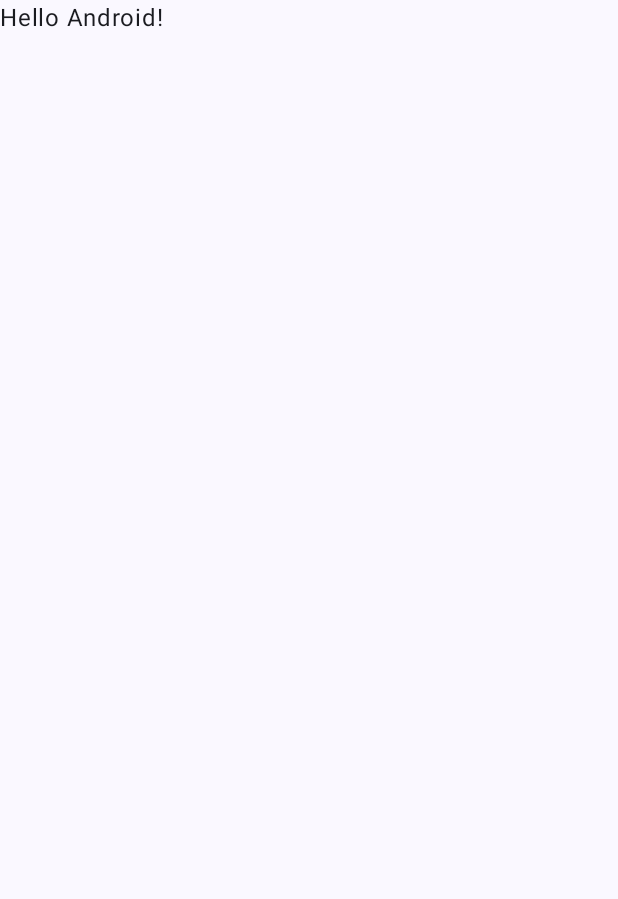
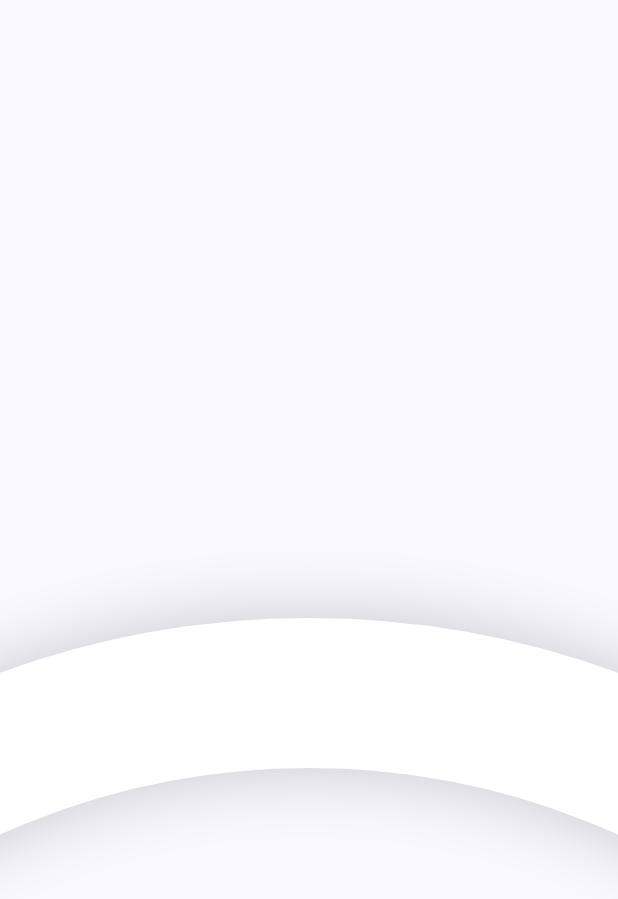
Before and after one commit to devAseemSharma/CanvasComposeMaster, an Android app built with Jetpack Compose: the screen it shows after launch (MainActivity), on a phone screen of 412 x 824 dp. Before the commit the part shown is almost empty. Shown: the top 899 px of the screen. Run offline under Robolectric (Android 15) with nearby library versions, the phone set to English and light mode, and no system bars.

Commit message:
Create scale canvas base layout

```diff
--- a/app/src/main/java/com/androidace/canvascomposemaster/MainActivity.kt
+++ b/app/src/main/java/com/androidace/canvascomposemaster/MainActivity.kt
@@ -4,14 +4,18 @@ import android.os.Bundle
 import androidx.activity.ComponentActivity
 import androidx.activity.compose.setContent
 import androidx.activity.enableEdgeToEdge
+import androidx.compose.foundation.layout.Box
 import androidx.compose.foundation.layout.fillMaxSize
+import androidx.compose.foundation.layout.fillMaxWidth
 import androidx.compose.foundation.layout.padding
 import androidx.compose.material3.Scaffold
 import androidx.compose.material3.Text
 import androidx.compose.runtime.Composable
+import androidx.compose.ui.Alignment
 import androidx.compose.ui.Modifier
 import androidx.compose.ui.tooling.preview.Preview
 import com.androidace.canvascomposemaster.ui.theme.CanvasComposeMasterTheme
+import com.androidace.canvascomposemaster.weightpicker.Scale
 
 class MainActivity : ComponentActivity() {
     override fun onCreate(savedInstanceState: Bundle?) {
@@ -20,10 +24,12 @@ class MainActivity : ComponentActivity() {
         setContent {
             CanvasComposeMasterTheme {
                 Scaffold(modifier = Modifier.fillMaxSize()) { innerPadding ->
-                    Greeting(
-                        name = "Android",
-                        modifier = Modifier.padding(innerPadding)
-                    )
+                    Box(modifier = Modifier.fillMaxSize()) {
+                        Scale(
+                            modifier = Modifier.fillMaxWidth()
+                                .align(Alignment.Center)
+                        ) {  }
+                    }
                 }
             }
         }
--- a/app/src/main/java/com/androidace/canvascomposemaster/weightpicker/Scale.kt
+++ b/app/src/main/java/com/androidace/canvascomposemaster/weightpicker/Scale.kt
@@ -9,6 +9,9 @@ import androidx.compose.runtime.remember
 import androidx.compose.runtime.setValue
 import androidx.compose.ui.Modifier
 import androidx.compose.ui.geometry.Offset
+import androidx.compose.ui.graphics.Color
+import androidx.compose.ui.graphics.Paint
+import androidx.compose.ui.graphics.nativeCanvas
 
 @Composable
 fun Scale(
@@ -30,6 +33,24 @@ fun Scale(
     Canvas(modifier = modifier) {
         center = this.center
         circleCenter = Offset(center.x, scaleWidth.toPx() / 2f + radius.toPx())
+        val outerRadius = radius.toPx() + scaleWidth.toPx() / 2f
+        val innerRadius = radius.toPx() - scaleWidth.toPx() / 2f
+
+        drawContext.canvas.nativeCanvas.apply {
+            drawCircle(circleCenter.x,
+                circleCenter.y,
+                radius.toPx(),
+                android.graphics.Paint().apply {
+                    strokeWidth = scaleWidth.toPx()
+                    color = android.graphics.Color.WHITE
+                    setStyle(android.graphics.Paint.Style.STROKE)
+                    setShadowLayer(
+                        60f,
+                        0f, 0f, android.graphics.Color.argb(50, 0, 0, 0)
+                    )
+                }
+            )
+        }
     }
 
 }
```
